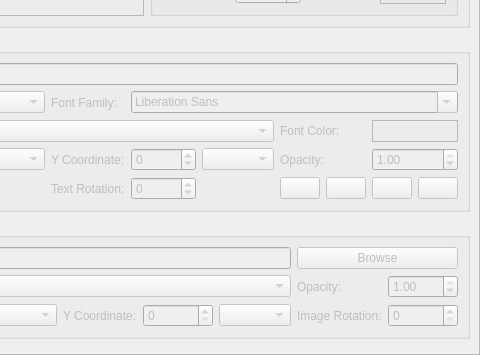
Above: dialogs/convert/effectsscrollarea.ui from marek629/SIR before the change; both pictures show x 193 to 673 and y 157 to 512 of the 673 by 512 pixel window. Below: the same form after it.
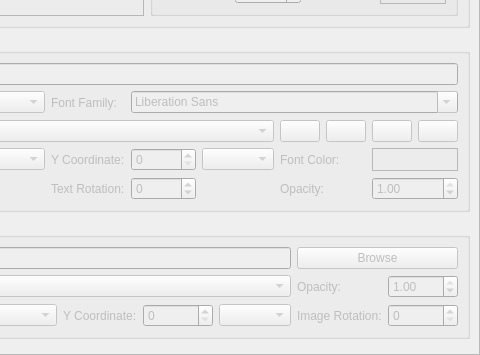
That is the form after the change. Icons and pictures are not drawn. Custom widgets are drawn as their Qt base class.

Commit message: change range when pos unit changed in effects area, PosSpinBox class added

```diff
--- a/dialogs/convert/effectsscrollarea.ui
+++ b/dialogs/convert/effectsscrollarea.ui
@@ -19,10 +19,10 @@
   <widget class="QWidget" name="scrollAreaWidgetContents">
    <property name="geometry">
     <rect>
-     <x>-44</x>
+     <x>-13</x>
      <y>0</y>
-     <width>698</width>
-     <height>521</height>
+     <width>667</width>
+     <height>517</height>
     </rect>
    </property>
    <layout class="QGridLayout" name="gridLayout_2">
@@ -56,10 +56,10 @@
         </widget>
        </item>
        <item row="2" column="1">
-        <widget class="QSpinBox" name="imageXSpinBox"/>
+        <widget class="PosSpinBox" name="imageXSpinBox"/>
        </item>
        <item row="2" column="4">
-        <widget class="QSpinBox" name="imageYSpinBox"/>
+        <widget class="PosSpinBox" name="imageYSpinBox"/>
        </item>
        <item row="0" column="0">
         <widget class="QLabel" name="label_14">
@@ -158,14 +158,7 @@
         </widget>
        </item>
        <item row="4" column="4">
-        <widget class="QSpinBox" name="textYSpinBox">
-         <property name="minimum">
-          <number>-20000</number>
-         </property>
-         <property name="maximum">
-          <number>20000</number>
-         </property>
-        </widget>
+        <widget class="PosSpinBox" name="textYSpinBox"/>
        </item>
        <item row="4" column="0">
         <widget class="QLabel" name="label_10">
@@ -279,14 +272,7 @@
         </widget>
        </item>
        <item row="4" column="1">
-        <widget class="QSpinBox" name="textXSpinBox">
-         <property name="minimum">
-          <number>-20000</number>
-         </property>
-         <property name="maximum">
-          <number>20000</number>
-         </property>
-        </widget>
+        <widget class="PosSpinBox" name="textXSpinBox"/>
        </item>
        <item row="5" column="0" colspan="3">
         <widget class="QCheckBox" name="textFrameCheckBox">
@@ -312,30 +298,50 @@
          </property>
         </widget>
        </item>
-       <item row="3" column="6">
-        <widget class="QLabel" name="label_19">
-         <property name="text">
-          <string>Font Color:</string>
-         </property>
-        </widget>
-       </item>
-       <item row="3" column="7">
-        <widget class="ColorFrame" name="textColorFrame">
-         <property name="frameShape">
-          <enum>QFrame::StyledPanel</enum>
-         </property>
-         <property name="frameShadow">
-          <enum>QFrame::Raised</enum>
-         </property>
-        </widget>
-       </item>
        <item row="1" column="4" colspan="4">
         <widget class="QFontComboBox" name="textFontComboBox"/>
        </item>
        <item row="0" column="1" colspan="7">
         <widget class="QLineEdit" name="textLineEdit"/>
        </item>
-       <item row="5" column="6" colspan="2">
+       <item row="4" column="6">
+        <widget class="QLabel" name="label_19">
+         <property name="text">
+          <string>Font Color:</string>
+         </property>
+        </widget>
+       </item>
+       <item row="4" column="7">
+        <widget class="ColorFrame" name="textColorFrame">
+         <property name="frameShape">
+          <enum>QFrame::StyledPanel</enum>
+         </property>
+         <property name="frameShadow">
+          <enum>QFrame::Raised</enum>
+         </property>
+        </widget>
+       </item>
+       <item row="5" column="7">
+        <widget class="QDoubleSpinBox" name="textOpacitySpinBox">
+         <property name="maximum">
+          <double>1.000000000000000</double>
+         </property>
+         <property name="singleStep">
+          <double>0.010000000000000</double>
+         </property>
+         <property name="value">
+          <double>1.000000000000000</double>
+         </property>
+        </widget>
+       </item>
+       <item row="5" column="6">
+        <widget class="QLabel" name="label_21">
+         <property name="text">
+          <string>Opacity:</string>
+         </property>
+        </widget>
+       </item>
+       <item row="3" column="6" colspan="2">
         <layout class="QHBoxLayout" name="horizontalLayout_3">
          <item>
           <widget class="QPushButton" name="textBoldPushButton">
@@ -423,26 +429,6 @@
          </item>
         </layout>
        </item>
-       <item row="4" column="6">
-        <widget class="QLabel" name="label_21">
-         <property name="text">
-          <string>Opacity:</string>
-         </property>
-        </widget>
-       </item>
-       <item row="4" column="7">
-        <widget class="QDoubleSpinBox" name="textOpacitySpinBox">
-         <property name="maximum">
-          <double>1.000000000000000</double>
-         </property>
-         <property name="singleStep">
-          <double>0.010000000000000</double>
-         </property>
-         <property name="value">
-          <double>1.000000000000000</double>
-         </property>
-        </widget>
-       </item>
       </layout>
      </widget>
     </item>
@@ -624,6 +610,11 @@
    <header>widgets/colorframe.h</header>
    <container>1</container>
   </customwidget>
+  <customwidget>
+   <class>PosSpinBox</class>
+   <extends>QSpinBox</extends>
+   <header>widgets/posspinbox.h</header>
+  </customwidget>
  </customwidgets>
  <resources/>
  <connections/>
```
The commit also changes 4 other files.
